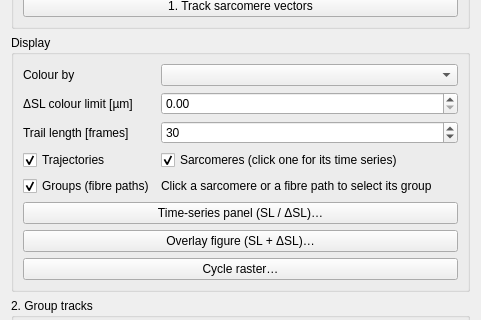
The window that sarcasm_app/ui-files/parameters_motion_analysis.ui (danihae/SarcAsM) describes before a commit, drawn with Qt 5; both pictures show x 0 to 481 and y 190 to 510 of the 481 by 1486 pixel window.
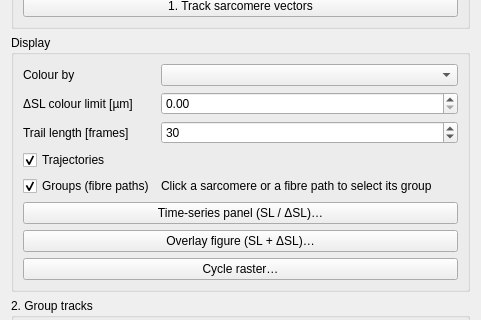
The same window after the commit.

Commit message:
refactor(app): drop the per-frame sarcomere Points layer; click hit-test in numpy
The Trajectories (napari Tracks) layer alone carries the colouring — a short trail
reads as a coloured dot per sarcomere — so nothing slices two million observations
per frame any more. Clicking selects the nearest observed sarcomere of the current
frame (0.6 um radius) via a viewer-level mouse callback; the selected-group ring and
the Groups layer are unchanged. highlight_group ignores unassigned tracks (-1).

Diff of the .ui file:
```diff
--- a/sarcasm_app/ui-files/parameters_motion_analysis.ui
+++ b/sarcasm_app/ui-files/parameters_motion_analysis.ui
@@ -263,16 +263,6 @@
         </property>
        </widget>
       </item>
-      <item row="3" column="1">
-       <widget class="QCheckBox" name="chk_display_sarcomeres">
-        <property name="text">
-         <string>Sarcomeres (click one for its time series)</string>
-        </property>
-        <property name="checked">
-         <bool>true</bool>
-        </property>
-       </widget>
-      </item>
       <item row="4" column="0">
        <widget class="QCheckBox" name="chk_display_groups">
         <property name="toolTip">
```
Left out of the diff: 3 changed lines with no effect on the pictures. The commit also changes 8 other files.
